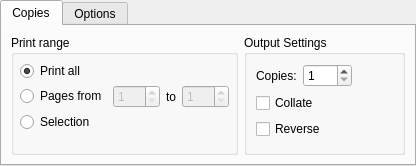
Old version of the form src/gui/dialogs/qprintsettingsoutput.ui in the repository SymbianSource/oss.FCL.sf.mw.qt.
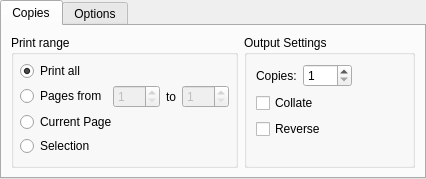
New version of the form.

Patch:
```diff
--- a/src/gui/dialogs/qprintsettingsoutput.ui
+++ b/src/gui/dialogs/qprintsettingsoutput.ui
@@ -1,12 +1,12 @@
 <ui version="4.0" >
  <class>QPrintSettingsOutput</class>
- <widget class="QWidget" name="QPrintSettingsOutput" >
-  <property name="geometry" >
+ <widget class="QWidget" name="QPrintSettingsOutput">
+  <property name="geometry">
    <rect>
     <x>0</x>
     <y>0</y>
-    <width>416</width>
-    <height>166</height>
+    <width>426</width>
+    <height>171</height>
    </rect>
   </property>
   <property name="windowTitle" >
@@ -21,16 +21,8 @@
      <property name="currentIndex" >
       <number>0</number>
      </property>
-     <widget class="QWidget" name="copiesTab" >
-      <property name="geometry" >
-       <rect>
-        <x>0</x>
-        <y>0</y>
-        <width>412</width>
-        <height>139</height>
-       </rect>
-      </property>
-      <attribute name="title" >
+     <widget class="QWidget" name="copiesTab">
+      <attribute name="title">
        <string>Copies</string>
       </attribute>
       <layout class="QHBoxLayout" name="horizontalLayout" >
@@ -126,8 +118,15 @@
            </layout>
           </item>
           <item>
-           <widget class="QRadioButton" name="printSelection" >
-            <property name="text" >
+           <widget class="QRadioButton" name="printCurrentPage">
+            <property name="text">
+             <string>Current Page</string>
+            </property>
+           </widget>
+          </item>
+          <item>
+           <widget class="QRadioButton" name="printSelection">
+            <property name="text">
              <string>Selection</string>
             </property>
            </widget>
```
Left out of the diff: 215 changed lines with no effect on the pictures.
